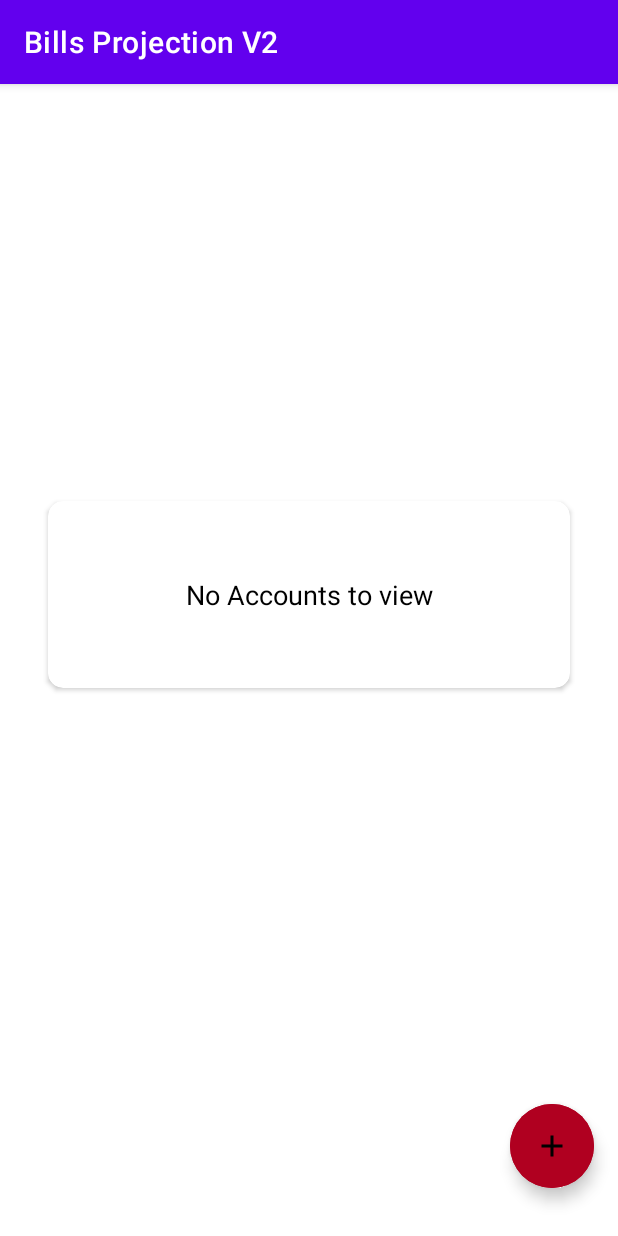
After one commit to mattschl/BillsProjectionV2, an Android app: the fragment AccountsFragment shown on its own in the app's theme, on a phone screen of 412 x 824 dp. The commit adds this screen. Run offline under Robolectric (Android 15) with nearby library versions, the phone set to English and light mode, and no system bars; our stand-ins replace data binding.

Commit message:
added AccountsFragment.kt

```diff
--- /dev/null
+++ b/app/src/main/java/ms/mattschlenkrich/billsprojectionv2/fragments/AccountsFragment.kt
@@ -0,0 +1,27 @@
+package ms.mattschlenkrich.billsprojectionv2.fragments
+
+import android.os.Bundle
+import android.view.LayoutInflater
+import android.view.View
+import android.view.ViewGroup
+import androidx.fragment.app.Fragment
+import ms.mattschlenkrich.billsprojectionv2.R
+
+class AccountsFragment : Fragment() {
+
+
+    override fun onCreate(savedInstanceState: Bundle?) {
+        super.onCreate(savedInstanceState)
+
+    }
+
+    override fun onCreateView(
+        inflater: LayoutInflater, container: ViewGroup?,
+        savedInstanceState: Bundle?
+    ): View? {
+        // Inflate the layout for this fragment
+        return inflater.inflate(R.layout.fragment_accounts, container, false)
+    }
+
+
+}
--- /dev/null
+++ b/app/src/main/res/drawable/ic_add.xml
@@ -0,0 +1,10 @@
+<vector xmlns:android="http://schemas.android.com/apk/res/android"
+    android:width="24dp"
+    android:height="24dp"
+    android:tint="#000000"
+    android:viewportWidth="24"
+    android:viewportHeight="24">
+    <path
+        android:fillColor="@android:color/white"
+        android:pathData="M19,13h-6v6h-2v-6H5v-2h6V5h2v6h6v2z" />
+</vector>
--- /dev/null
+++ b/app/src/main/res/layout/fragment_accounts.xml
@@ -0,0 +1,67 @@
+<?xml version="1.0" encoding="utf-8"?>
+<layout xmlns:android="http://schemas.android.com/apk/res/android"
+    xmlns:app="http://schemas.android.com/apk/res-auto"
+    xmlns:tools="http://schemas.android.com/tools">
+
+    <androidx.constraintlayout.widget.ConstraintLayout
+        android:id="@+id/constraintLayout1"
+        android:layout_width="match_parent"
+        android:layout_height="match_parent"
+        tools:context=".fragments.AccountsFragment">
+
+        <com.google.android.material.floatingactionbutton.ExtendedFloatingActionButton
+            android:id="@+id/fabAddAccount"
+            android:layout_width="wrap_content"
+            android:layout_height="wrap_content"
+            android:layout_marginEnd="16dp"
+            android:layout_marginBottom="32dp"
+            android:backgroundTint="@color/design_default_color_error"
+            android:clickable="true"
+            android:contentDescription="@string/image"
+            android:focusable="true"
+            android:src="@drawable/ic_add"
+            android:tintMode="@color/white"
+            app:borderWidth="0dp"
+            app:fabSize="normal"
+            app:icon="@drawable/ic_add"
+            app:layout_constraintBottom_toBottomOf="parent"
+            app:layout_constraintEnd_toEndOf="parent" />
+
+        <androidx.recyclerview.widget.RecyclerView
+            android:id="@+id/rvAccounts"
+            android:layout_width="match_parent"
+            android:layout_height="match_parent"
+            android:visibility="gone"
+            app:layout_constraintBottom_toTopOf="parent"
+            app:layout_constraintEnd_toStartOf="parent"
+            app:layout_constraintStart_toStartOf="parent"
+            app:layout_constraintTop_toTopOf="parent" />
+
+        <androidx.cardview.widget.CardView
+            android:id="@+id/crdAccountView"
+            android:layout_width="match_parent"
+            android:layout_height="wrap_content"
+            android:layout_gravity="center"
+            android:layout_margin="32dp"
+            android:backgroundTint="@color/white"
+            android:elevation="10dp"
+            app:cardCornerRadius="10dp"
+            app:layout_constraintBottom_toTopOf="@id/fabAddAccount"
+            app:layout_constraintEnd_toEndOf="parent"
+            app:layout_constraintStart_toStartOf="parent"
+            app:layout_constraintTop_toTopOf="parent">
+
+            <TextView
+                android:id="@+id/tvNoAccounts"
+                android:layout_width="match_parent"
+                android:layout_height="wrap_content"
+                android:gravity="center"
+                android:padding="50dp"
+                android:text="@string/no_accounts_to_view"
+                android:textColor="@color/black"
+                android:textSize="18sp" />
+
+        </androidx.cardview.widget.CardView>
+
+    </androidx.constraintlayout.widget.ConstraintLayout>
+</layout>
--- a/app/src/main/res/values/colors.xml
+++ b/app/src/main/res/values/colors.xml
@@ -7,4 +7,5 @@
     <color name="teal_700">#FF018786</color>
     <color name="black">#FF000000</color>
     <color name="white">#FFFFFFFF</color>
+    <color name="deep_red">#531611</color>
 </resources>
--- a/app/src/main/res/values/strings.xml
+++ b/app/src/main/res/values/strings.xml
@@ -1,3 +1,7 @@
 <resources>
     <string name="app_name">Bills Projection V2</string>
+    <!-- TODO: Remove or change this placeholder text -->
+    <string name="hello_blank_fragment">Hello blank fragment</string>
+    <string name="image">image</string>
+    <string name="no_accounts_to_view">No Accounts to view</string>
 </resources>
```
Also changed, not shown: app/src/main/java/ms/mattschlenkrich/billsprojectionv2/repository/AccountRepository.kt (+0 -12 lines).
